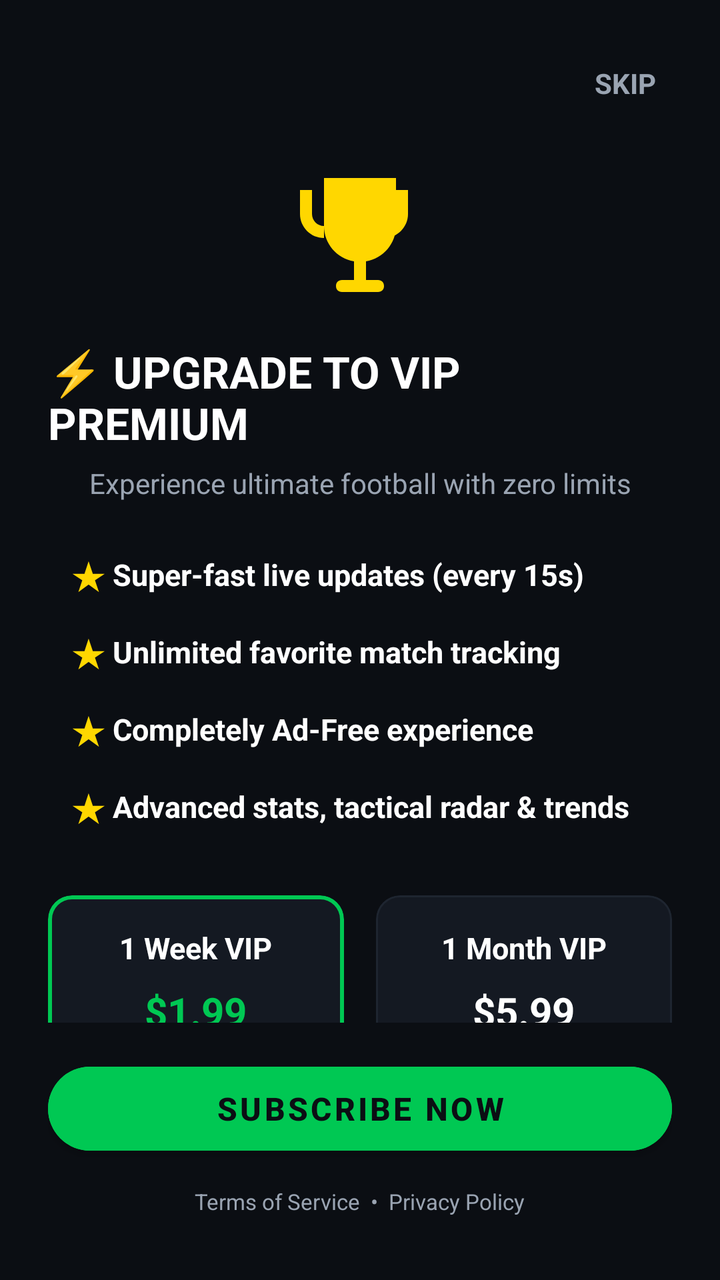
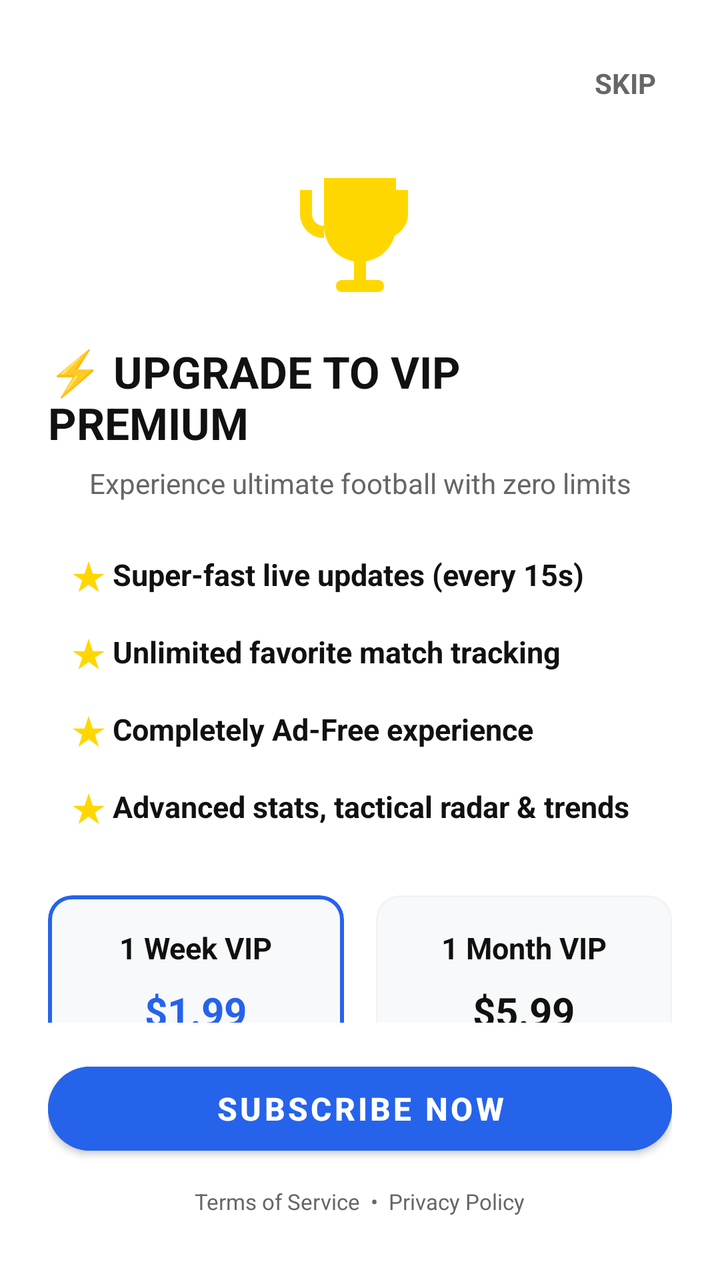

Screens rendered from an Android XML layout before and after an edit, with the pre-edit source and the edit as a unified diff.
<!-- AndroidManifest.xml: activity theme Theme.MyApplication -->
<!-- res/layout/activity_iap.xml -->
<?xml version="1.0" encoding="utf-8"?>
<RelativeLayout xmlns:android="http://schemas.android.com/apk/res/android"
    xmlns:app="http://schemas.android.com/apk/res-auto"
    android:layout_width="match_parent"
    android:layout_height="match_parent"
    android:background="@color/bg_dark"
    android:padding="24dp">

    
    <TextView
        android:id="@+id/btnSkip"
        android:layout_width="wrap_content"
        android:layout_height="wrap_content"
        android:layout_alignParentEnd="true"
        android:layout_alignParentTop="true"
        android:text="@string/iap_skip"
        android:textColor="@color/text_muted"
        android:textSize="14sp"
        android:textStyle="bold"
        android:padding="8dp"
        android:background="?android:attr/selectableItemBackground"
        android:clickable="true"
        android:focusable="true" />

    
    <ScrollView
        android:layout_width="match_parent"
        android:layout_height="match_parent"
        android:layout_below="@id/btnSkip"
        android:layout_above="@+id/btnSubscribe"
        android:layout_marginTop="8dp"
        android:layout_marginBottom="16dp"
        android:fillViewport="true"
        android:scrollbars="none">

        <LinearLayout
            android:layout_width="match_parent"
            android:layout_height="wrap_content"
            android:orientation="vertical"
            android:gravity="center_horizontal">

            
            <ImageView
                android:layout_width="72dp"
                android:layout_height="72dp"
                android:layout_marginTop="16dp"
                android:layout_marginBottom="16dp"
                android:contentDescription="VIP Emblem"
                app:srcCompat="@drawable/ic_trophy"
                app:tint="#FFD700" />

            
            <TextView
                android:layout_width="wrap_content"
                android:layout_height="wrap_content"
                android:text="@string/iap_upgrade_title"
                android:textColor="@color/text_white"
                android:textSize="22sp"
                android:textStyle="bold" />

            <TextView
                android:layout_width="wrap_content"
                android:layout_height="wrap_content"
                android:layout_marginTop="6dp"
                android:layout_marginBottom="24dp"
                android:text="@string/iap_upgrade_subtitle"
                android:textColor="@color/text_muted"
                android:textSize="14sp"
                android:gravity="center" />

            
            <LinearLayout
                android:layout_width="match_parent"
                android:layout_height="wrap_content"
                android:orientation="vertical"
                android:layout_marginBottom="32dp"
                android:paddingHorizontal="12dp">

                
                <LinearLayout
                    android:layout_width="match_parent"
                    android:layout_height="wrap_content"
                    android:orientation="horizontal"
                    android:gravity="center_vertical"
                    android:layout_marginBottom="14dp">
                    <TextView
                        android:layout_width="wrap_content"
                        android:layout_height="wrap_content"
                        android:text="★ "
                        android:textColor="#FFD700"
                        android:textSize="18sp"
                        android:textStyle="bold" />
                    <TextView
                        android:layout_width="wrap_content"
                        android:layout_height="wrap_content"
                        android:text="@string/iap_feature_1"
                        android:textColor="@color/text_white"
                        android:textSize="15sp"
                        android:textStyle="bold" />
                </LinearLayout>

                
                <LinearLayout
                    android:layout_width="match_parent"
                    android:layout_height="wrap_content"
                    android:orientation="horizontal"
                    android:gravity="center_vertical"
                    android:layout_marginBottom="14dp">
                    <TextView
                        android:layout_width="wrap_content"
                        android:layout_height="wrap_content"
                        android:text="★ "
                        android:textColor="#FFD700"
                        android:textSize="18sp"
                        android:textStyle="bold" />
                    <TextView
                        android:layout_width="wrap_content"
                        android:layout_height="wrap_content"
                        android:text="@string/iap_feature_2"
                        android:textColor="@color/text_white"
                        android:textSize="15sp"
                        android:textStyle="bold" />
                </LinearLayout>

                
                <LinearLayout
                    android:layout_width="match_parent"
                    android:layout_height="wrap_content"
                    android:orientation="horizontal"
                    android:gravity="center_vertical"
                    android:layout_marginBottom="14dp">
                    <TextView
                        android:layout_width="wrap_content"
                        android:layout_height="wrap_content"
                        android:text="★ "
                        android:textColor="#FFD700"
                        android:textSize="18sp"
                        android:textStyle="bold" />
                    <TextView
                        android:layout_width="wrap_content"
                        android:layout_height="wrap_content"
                        android:text="@string/iap_feature_3"
                        android:textColor="@color/text_white"
                        android:textSize="15sp"
                        android:textStyle="bold" />
                </LinearLayout>

                
                <LinearLayout
                    android:layout_width="match_parent"
                    android:layout_height="wrap_content"
                    android:orientation="horizontal"
                    android:gravity="center_vertical">
                    <TextView
                        android:layout_width="wrap_content"
                        android:layout_height="wrap_content"
                        android:text="★ "
                        android:textColor="#FFD700"
                        android:textSize="18sp"
                        android:textStyle="bold" />
                    <TextView
                        android:layout_width="wrap_content"
                        android:layout_height="wrap_content"
                        android:text="@string/iap_feature_4"
                        android:textColor="@color/text_white"
                        android:textSize="15sp"
                        android:textStyle="bold" />
                </LinearLayout>
            </LinearLayout>

            
            <LinearLayout
                android:layout_width="match_parent"
                android:layout_height="wrap_content"
                android:orientation="horizontal"
                android:layout_gravity="bottom"
                android:gravity="center_vertical">

                
                <com.google.android.material.card.MaterialCardView
                    android:id="@+id/cardPlanWeekly"
                    android:layout_width="0dp"
                    android:layout_height="wrap_content"
                    android:layout_weight="1"
                    android:layout_marginEnd="8dp"
                    app:cardBackgroundColor="@color/card_dark"
                    app:cardCornerRadius="12dp"
                    app:cardElevation="0dp"
                    app:strokeColor="@color/accent_green"
                    app:strokeWidth="2dp">

                    <LinearLayout
                        android:layout_width="match_parent"
                        android:layout_height="wrap_content"
                        android:orientation="vertical"
                        android:gravity="center"
                        android:padding="16dp">

                        <TextView
                            android:layout_width="wrap_content"
                            android:layout_height="wrap_content"
                            android:text="@string/iap_weekly_vip"
                            android:textColor="@color/text_white"
                            android:textSize="15sp"
                            android:textStyle="bold" />

                        <TextView
                            android:id="@+id/tvWeeklyPrice"
                            android:layout_width="wrap_content"
                            android:layout_height="wrap_content"
                            android:layout_marginTop="8dp"
                            android:text="$1.99"
                            android:textColor="@color/accent_green"
                            android:textSize="20sp"
                            android:textStyle="bold" />

                        <TextView
                            android:layout_width="wrap_content"
                            android:layout_height="wrap_content"
                            android:layout_marginTop="4dp"
                            android:text="@string/iap_pay_weekly"
                            android:textColor="@color/text_muted"
                            android:textSize="11sp" />
                    </LinearLayout>
                </com.google.android.material.card.MaterialCardView>

                
                <com.google.android.material.card.MaterialCardView
                    android:id="@+id/cardPlanMonthly"
                    android:layout_width="0dp"
                    android:layout_height="wrap_content"
                    android:layout_weight="1"
                    android:layout_marginStart="8dp"
                    app:cardBackgroundColor="@color/card_dark"
                    app:cardCornerRadius="12dp"
                    app:cardElevation="0dp"
                    app:strokeColor="@color/divider_dark"
                    app:strokeWidth="1dp">

                    <LinearLayout
                        android:layout_width="match_parent"
                        android:layout_height="wrap_content"
                        android:orientation="vertical"
                        android:gravity="center"
                        android:padding="16dp">

                        <TextView
                            android:layout_width="wrap_content"
                            android:layout_height="wrap_content"
                            android:text="@string/iap_monthly_vip"
                            android:textColor="@color/text_white"
                            android:textSize="15sp"
                            android:textStyle="bold" />

                        <TextView
                            android:id="@+id/tvMonthlyPrice"
                            android:layout_width="wrap_content"
                            android:layout_height="wrap_content"
                            android:layout_marginTop="8dp"
                            android:text="$5.99"
                            android:textColor="@color/text_white"
                            android:textSize="20sp"
                            android:textStyle="bold" />

                        <TextView
                            android:layout_width="wrap_content"
                            android:layout_height="wrap_content"
                            android:layout_marginTop="4dp"
                            android:text="@string/iap_save_monthly"
                            android:textColor="#FFD700"
                            android:textSize="11sp"
                            android:textStyle="bold" />
                    </LinearLayout>
                </com.google.android.material.card.MaterialCardView>

            </LinearLayout>

        </LinearLayout>
    </ScrollView>

    
    <com.google.android.material.button.MaterialButton
        android:id="@+id/btnSubscribe"
        style="@style/Widget.MaterialComponents.Button"
        android:layout_width="match_parent"
        android:layout_height="54dp"
        android:layout_above="@+id/progressLoading"
        android:backgroundTint="@color/accent_green"
        android:text="@string/iap_btn_subscribe"
        android:textColor="@color/bg_dark"
        android:textSize="16sp"
        android:textStyle="bold"
        app:cornerRadius="27dp"
        android:layout_marginBottom="12dp" />

    
    <ProgressBar
        android:id="@+id/progressLoading"
        style="?android:attr/progressBarStyleHorizontal"
        android:layout_width="match_parent"
        android:layout_height="wrap_content"
        android:layout_above="@+id/layoutLegal"
        android:indeterminate="true"
        android:visibility="gone"
        android:layout_marginBottom="12dp"
        android:indeterminateTint="@color/accent_green" />

    
    <LinearLayout
        android:id="@+id/layoutLegal"
        android:layout_width="match_parent"
        android:layout_height="wrap_content"
        android:layout_alignParentBottom="true"
        android:gravity="center"
        android:orientation="horizontal"
        android:layout_marginBottom="8dp">

        <TextView
            android:id="@+id/tvTerms"
            android:layout_width="wrap_content"
            android:layout_height="wrap_content"
            android:text="@string/iap_terms_of_service"
            android:textColor="@color/text_muted"
            android:textSize="11sp"
            android:background="?android:attr/selectableItemBackground"
            android:clickable="true"
            android:focusable="true"/>

        <TextView
            android:layout_width="wrap_content"
            android:layout_height="wrap_content"
            android:text="  •  "
            android:textColor="@color/text_muted"
            android:textSize="11sp" />

        <TextView
            android:id="@+id/tvPrivacy"
            android:layout_width="wrap_content"
            android:layout_height="wrap_content"
            android:text="@string/iap_privacy_policy"
            android:textColor="@color/text_muted"
            android:textSize="11sp"
            android:background="?android:attr/selectableItemBackground"
            android:clickable="true"
            android:focusable="true"/>
    </LinearLayout>

</RelativeLayout>
<!-- resources referenced by this layout -->
<resources>
  <color name="accent_green">#00C853</color>
  <color name="bg_dark">#0B0E13</color>
  <color name="card_dark">#141922</color>
  <color name="divider_dark">#1E2530</color>
  <color name="text_muted">#9AA4B2</color>
  <color name="text_white">#FFFFFF</color>
  <!-- drawable ic_trophy (drawable) -->
  <vector xmlns:android="http://schemas.android.com/apk/res/android"
      android:width="24dp"
      android:height="24dp"
      android:viewportWidth="24"
      android:viewportHeight="24">
      
      <path
          android:fillColor="#FFD700"
          android:pathData="M18,2H6v8c0,2.9 2.1,5.4 5,5.9V19H9c-0.6,0 -1,0.4 -1,1s0.4,1 1,1h6c0.6,0 1,-0.4 1,-1s-0.4,-1 -1,-1h-2v-3.1c2.9,-0.5 5,-3 5,-5.9V2z" />
      
      <path
          android:fillColor="#FFC700"
          android:pathData="M4,4H2v4c0,2.2 1.8,4 4,4h0V10h0C4.9,10 4,9.1 4,8V4z" />
      
      <path
          android:fillColor="#FFC700"
          android:pathData="M20,4h-2v4c0,1.1 -0.9,2 -2,2h0v2h0c2.2,0 4,-1.8 4,-4V4z" />
      
      <path
          android:fillColor="#FFFFFF"
          android:pathData="M12,5.2l0.9,2.8h2.9l-2.4,1.7 0.9,2.8-2.3,-1.7-2.3,1.7 0.9,-2.8-2.4,-1.7h2.9z" />
  </vector>
  <string name="iap_btn_subscribe">Subscribe Now</string>
  <string name="iap_feature_1">Super-fast live updates (every 15s)</string>
  <string name="iap_feature_2">Unlimited favorite match tracking</string>
  <string name="iap_feature_3">Completely Ad-Free experience</string>
  <string name="iap_feature_4">Advanced stats, tactical radar &amp; trends</string>
  <string name="iap_monthly_vip">1 Month VIP</string>
  <string name="iap_pay_weekly">Billed every week</string>
  <string name="iap_privacy_policy">Privacy Policy</string>
  <string name="iap_save_monthly">Save ~30\% 🔥</string>
  <string name="iap_skip">SKIP</string>
  <string name="iap_terms_of_service">Terms of Service</string>
  <string name="iap_upgrade_subtitle">Experience ultimate football with zero limits</string>
  <string name="iap_upgrade_title">⚡ UPGRADE TO VIP PREMIUM</string>
  <string name="iap_weekly_vip">1 Week VIP</string>
  <style name="Theme.MyApplication" parent="Theme.MaterialComponents.NoActionBar">
          
          <item name="colorPrimary">@color/accent_green</item>
          <item name="colorPrimaryVariant">@color/bg_dark</item>
          <item name="colorOnPrimary">@color/white</item>
          
          <item name="colorSecondary">@color/accent_green_secondary</item>
          <item name="colorSecondaryVariant">@color/accent_green</item>
          <item name="colorOnSecondary">@color/black</item>
          
          <item name="android:statusBarColor">@color/bg_dark</item>
          <item name="android:windowBackground">@color/bg_dark</item>
          <item name="android:navigationBarColor">@color/bg_dark</item>
          
          <item name="android:textColor">@color/text_white</item>
          <item name="android:textColorSecondary">@color/text_muted</item>
      </style>
  <color name="white">#FFFFFFFF</color>
  <color name="accent_green_secondary">#00E676</color>
  <color name="black">#FF000000</color>
</resources>

<!-- the commit's change to res/layout/activity_iap.xml (unified diff, before → after) -->
@@ -3,7 +3,7 @@
     xmlns:app="http://schemas.android.com/apk/res-auto"
     android:layout_width="match_parent"
     android:layout_height="match_parent"
-    android:background="@color/bg_dark"
+    android:background="@color/bg_light"
     android:padding="24dp">
 
     
@@ -287,7 +287,7 @@
         android:layout_above="@+id/progressLoading"
         android:backgroundTint="@color/accent_green"
         android:text="@string/iap_btn_subscribe"
-        android:textColor="@color/bg_dark"
+        android:textColor="@color/bg_light"
         android:textSize="16sp"
         android:textStyle="bold"
         app:cornerRadius="27dp"
<!-- resource entries referenced after the edit -->
@@ -1,11 +1,11 @@
 <!-- resources referenced by this layout -->
 <resources>
-  <color name="accent_green">#00C853</color>
-  <color name="bg_dark">#0B0E13</color>
-  <color name="card_dark">#141922</color>
-  <color name="divider_dark">#1E2530</color>
-  <color name="text_muted">#9AA4B2</color>
-  <color name="text_white">#FFFFFF</color>
+  <color name="accent_green">@color/primaryBlue</color>
+  <color name="bg_light">@color/background</color>
+  <color name="card_dark">@color/surface</color>
+  <color name="divider_dark">@color/divider</color>
+  <color name="text_muted">@color/textSecondary</color>
+  <color name="text_white">@color/textPrimary</color>
   <!-- drawable ic_trophy (drawable) -->
   <vector xmlns:android="http://schemas.android.com/apk/res/android"
       android:width="24dp"
@@ -43,25 +43,38 @@
   <string name="iap_upgrade_subtitle">Experience ultimate football with zero limits</string>
   <string name="iap_upgrade_title">⚡ UPGRADE TO VIP PREMIUM</string>
   <string name="iap_weekly_vip">1 Week VIP</string>
-  <style name="Theme.MyApplication" parent="Theme.MaterialComponents.NoActionBar">
+  <style name="Theme.MyApplication" parent="Theme.MaterialComponents.Light.NoActionBar">
           
           <item name="colorPrimary">@color/accent_green</item>
-          <item name="colorPrimaryVariant">@color/bg_dark</item>
+          <item name="colorPrimaryVariant">@color/white</item>
           <item name="colorOnPrimary">@color/white</item>
+          
           
           <item name="colorSecondary">@color/accent_green_secondary</item>
           <item name="colorSecondaryVariant">@color/accent_green</item>
-          <item name="colorOnSecondary">@color/black</item>
+          <item name="colorOnSecondary">@color/white</item>
           
-          <item name="android:statusBarColor">@color/bg_dark</item>
-          <item name="android:windowBackground">@color/bg_dark</item>
-          <item name="android:navigationBarColor">@color/bg_dark</item>
+          
+          <item name="android:statusBarColor">@color/white</item>
+          <item name="android:windowBackground">@color/white</item>
+          <item name="android:navigationBarColor">@color/white</item>
+          
+          
+          <item name="android:windowLightStatusBar">true</item>
+          <item name="android:windowLightNavigationBar" tools:targetApi="o_mr1">true</item>
+          
           
           <item name="android:textColor">@color/text_white</item>
           <item name="android:textColorSecondary">@color/text_muted</item>
       </style>
+  <color name="primaryBlue">#2563EB</color>
+  <color name="background">#FFFFFF</color>
+  <color name="surface">#F8F9FB</color>
+  <color name="divider">#F1F3F5</color>
+  <color name="textSecondary">#666666</color>
+  <color name="textPrimary">#111111</color>
   <color name="white">#FFFFFFFF</color>
-  <color name="accent_green_secondary">#00E676</color>
-  <color name="black">#FF000000</color>
+  <color name="accent_green_secondary">@color/accentBlue</color>
+  <color name="accentBlue">#3B82F6</color>
 </resources>
 
